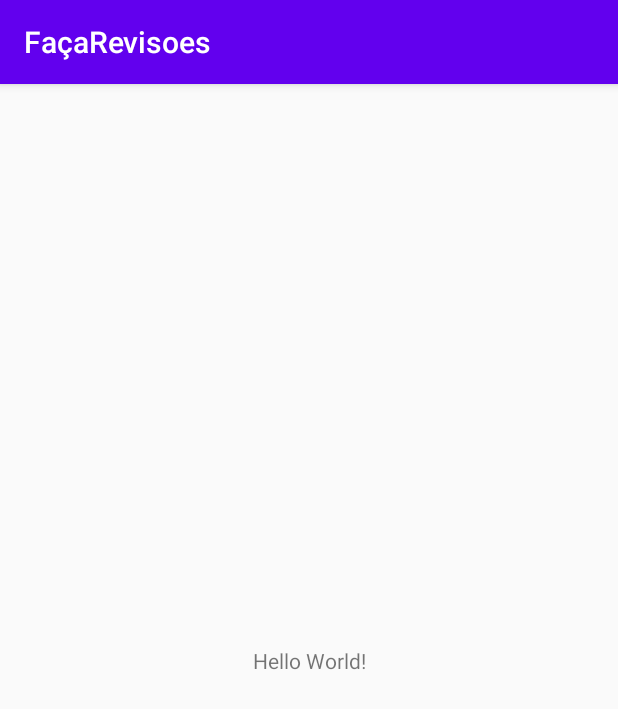
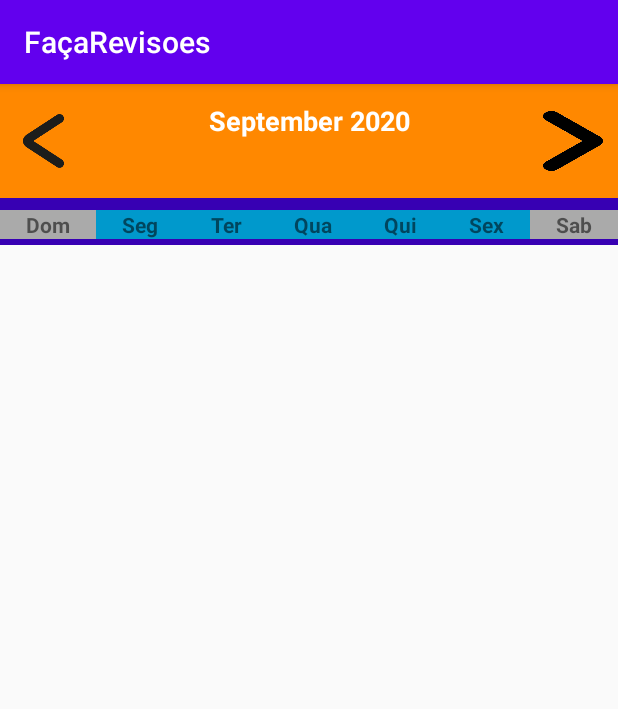
Before and after one commit to Daniel-leal-lima/Faca_Revisoes, an Android app: the screen it shows after launch (MainActivity), on a phone screen of 412 x 824 dp. Shown: the top 709 px of the screen. Run offline under Robolectric (Android 15) with nearby library versions, the phone set to English and light mode, and no system bars.

Commit message:
Passo 1 - calendário customizado

```diff
--- a/app/build.gradle
+++ b/app/build.gradle
@@ -24,7 +24,7 @@ android {
 
 dependencies {
     implementation fileTree(dir: "libs", include: ["*.jar"])
-    implementation 'androidx.appcompat:appcompat:1.2.0'
+    implementation 'androidx.appcompat:appcompat:1.3.0-alpha02'
     implementation 'androidx.constraintlayout:constraintlayout:2.0.1'
     testImplementation 'junit:junit:4.12'
     androidTestImplementation 'androidx.test.ext:junit:1.1.2'
--- /dev/null
+++ b/app/src/main/java/com/ex/faarevisoes/CustomCalendarView.java
@@ -0,0 +1,84 @@
+package com.ex.faarevisoes;
+
+import android.content.Context;
+import android.provider.CalendarContract;
+import android.util.AttributeSet;
+import android.view.LayoutInflater;
+import android.view.View;
+import android.widget.GridView;
+import android.widget.ImageButton;
+import android.widget.LinearLayout;
+import android.widget.TextView;
+
+import androidx.annotation.Nullable;
+
+import java.text.SimpleDateFormat;
+import java.util.ArrayList;
+import java.util.Calendar;
+import java.util.Date;
+import java.util.List;
+import java.util.Locale;
+
+public class CustomCalendarView extends LinearLayout {
+    ImageButton nextButton,previousButton;
+    TextView currentDate;
+    GridView gridView;
+    private static final int MAX_CALENDAR_DAYS =42;
+    Calendar calendar = Calendar.getInstance(Locale.ENGLISH);
+    Context context;
+    SimpleDateFormat dateFormat = new SimpleDateFormat("MMMM yyyy",Locale.ENGLISH);
+    SimpleDateFormat monthFormat = new SimpleDateFormat("MMMM",Locale.ENGLISH);
+    SimpleDateFormat yearFormat = new SimpleDateFormat("yyyy",Locale.ENGLISH);
+
+    List<Date> dates = new ArrayList<>();
+    List<Events> eventsList = new ArrayList<>();
+
+    public CustomCalendarView(Context context) {
+        super(context);
+    }
+
+    public CustomCalendarView(Context context, @Nullable AttributeSet attrs) {
+        super(context, attrs);
+        this.context = context;
+        InitializeLayout();
+        SetUpCalendar();
+
+        previousButton.setOnClickListener(new OnClickListener() {
+            @Override
+            public void onClick(View v) {
+                calendar.add(Calendar.MONTH,-1);
+                SetUpCalendar();
+            }
+        });
+
+        nextButton.setOnClickListener(new OnClickListener() {
+            @Override
+            public void onClick(View v) {
+                calendar.add(Calendar.MONTH,1);
+                SetUpCalendar();
+            }
+        });
+
+
+    }
+
+    public CustomCalendarView(Context context, @Nullable AttributeSet attrs, int defStyleAttr) {
+        super(context, attrs, defStyleAttr);
+    }
+
+    private void InitializeLayout(){
+        LayoutInflater inflater = (LayoutInflater)context.getSystemService(Context.LAYOUT_INFLATER_SERVICE);
+        View view = inflater.inflate(R.layout.calendar_layout,this);
+        nextButton = view.findViewById(R.id.nextBtn);
+        previousButton = view.findViewById(R.id.previousBtn);
+        currentDate = view.findViewById(R.id.currentDate);
+        gridView = view.findViewById(R.id.gridView);
+
+    }
+
+    private void SetUpCalendar(){
+        String currentDate = dateFormat.format(calendar.getTime());
+        this.currentDate.setText(currentDate);
+    }
+
+}
--- a/app/src/main/java/com/ex/faarevisoes/MainActivity.java
+++ b/app/src/main/java/com/ex/faarevisoes/MainActivity.java
@@ -5,10 +5,12 @@ import androidx.appcompat.app.AppCompatActivity;
 import android.os.Bundle;
 
 public class MainActivity extends AppCompatActivity {
-
+    CustomCalendarView customCalendarView;
     @Override
     protected void onCreate(Bundle savedInstanceState) {
         super.onCreate(savedInstanceState);
         setContentView(R.layout.activity_main);
+
+        customCalendarView= (CustomCalendarView)findViewById(R.id.custom_calendar_view);
     }
 }
--- a/app/src/main/res/layout/activity_main.xml
+++ b/app/src/main/res/layout/activity_main.xml
@@ -6,13 +6,8 @@
     android:layout_height="match_parent"
     tools:context=".MainActivity">
 
-    <TextView
-        android:layout_width="wrap_content"
-        android:layout_height="wrap_content"
-        android:text="Hello World!"
-        app:layout_constraintBottom_toBottomOf="parent"
-        app:layout_constraintLeft_toLeftOf="parent"
-        app:layout_constraintRight_toRightOf="parent"
-        app:layout_constraintTop_toTopOf="parent" />
-
+   <com.ex.faarevisoes.CustomCalendarView
+       android:layout_width="match_parent"
+       android:layout_height="match_parent"
+       android:id="@+id/custom_calendar_view"></com.ex.faarevisoes.CustomCalendarView>
 </androidx.constraintlayout.widget.ConstraintLayout>
--- /dev/null
+++ b/app/src/main/res/layout/calendar_layout.xml
@@ -0,0 +1,126 @@
+<?xml version="1.0" encoding="utf-8"?>
+<LinearLayout
+    xmlns:android="http://schemas.android.com/apk/res/android" android:layout_width="match_parent"
+    android:layout_height="match_parent"
+    android:id="@+id/activity_custom_calendar"
+    android:orientation="vertical">
+    <LinearLayout
+        android:layout_width="match_parent"
+        android:layout_height="wrap_content"
+        android:orientation="horizontal"
+        android:paddingTop="8dp"
+        android:paddingBottom="8dp"
+        android:background="@android:color/holo_orange_dark">
+        <ImageButton
+            android:layout_width="40dp"
+            android:layout_height="40dp"
+            android:id="@+id/previousBtn"
+            android:background="@mipmap/prev"
+            android:layout_margin="10dp">
+        </ImageButton>
+        <TextView
+            android:id="@+id/currentDate"
+            android:layout_width="wrap_content"
+            android:layout_height="wrap_content"
+            android:layout_marginTop="4dp"
+            android:gravity="center"
+            android:text="DataAtual"
+            android:textColor="@android:color/white"
+            android:textStyle="bold"
+            android:textSize="18sp"
+            android:layout_weight="3"></TextView>
+        <ImageButton
+            android:layout_width="40dp"
+            android:layout_height="40dp"
+            android:id="@+id/nextBtn"
+            android:background="@mipmap/next"
+            android:layout_margin="10dp"></ImageButton>
+    </LinearLayout>
+    <LinearLayout
+        android:layout_width="match_parent"
+        android:layout_height="wrap_content"
+        android:orientation="horizontal"
+        android:paddingTop="4dp"
+        android:paddingBottom="4dp"
+        android:background="@color/colorPrimaryDark">
+        <TextView
+            android:layout_width="wrap_content"
+            android:layout_height="wrap_content"
+            android:gravity="center"
+            android:text="Dom"
+            android:background="@android:color/darker_gray"
+            android:layout_marginTop="4dp"
+            android:layout_weight="1"
+            android:textStyle="bold">
+        </TextView>
+        <TextView
+            android:layout_width="wrap_content"
+            android:layout_height="wrap_content"
+            android:gravity="center"
+            android:text="Seg"
+            android:background="@android:color/holo_blue_dark"
+            android:layout_marginTop="4dp"
+            android:layout_weight="1"
+            android:textStyle="bold">
+        </TextView>
+        <TextView
+            android:layout_width="wrap_content"
+            android:layout_height="wrap_content"
+            android:gravity="center"
+            android:text="Ter"
+            android:background="@android:color/holo_blue_dark"
+            android:layout_marginTop="4dp"
+            android:layout_weight="1"
+            android:textStyle="bold">
+        </TextView>
+        <TextView
+            android:layout_width="wrap_content"
+            android:layout_height="wrap_content"
+            android:gravity="center"
+            android:text="Qua"
+            android:background="@android:color/holo_blue_dark"
+            android:layout_marginTop="4dp"
+            android:layout_weight="1"
+            android:textStyle="bold">
+        </TextView>
+        <TextView
+            android:layout_width="wrap_content"
+            android:layout_height="wrap_content"
+            android:gravity="center"
+            android:text="Qui"
+            android:background="@android:color/holo_blue_dark"
+            android:layout_marginTop="4dp"
+            android:layout_weight="1"
+            android:textStyle="bold">
+        </TextView>
+        <TextView
+            android:layout_width="wrap_content"
+            android:layout_height="wrap_content"
+            android:gravity="center"
+            android:text="Sex"
+            android:background="@android:color/holo_blue_dark"
+            android:layout_marginTop="4dp"
+            android:layout_weight="1"
+            android:textStyle="bold">
+        </TextView>
+        <TextView
+            android:layout_width="wrap_content"
+            android:layout_height="wrap_content"
+            android:gravity="center"
+            android:text="Sab"
+            android:background="@android:color/darker_gray"
+            android:layout_marginTop="4dp"
+            android:layout_weight="1"
+            android:textStyle="bold">
+        </TextView>
+
+    </LinearLayout>
+    <GridView
+
+        android:layout_width="match_parent"
+        android:layout_height="match_parent"
+        android:id="@+id/gridView"
+        android:numColumns="7">
+    </GridView>
+
+</LinearLayout>
```
Also changed, not shown: app/src/main/java/com/ex/faarevisoes/DBOpenHelper.java (added, +66 -0 lines), app/src/main/java/com/ex/faarevisoes/DBStructure.java (added, +13 -0 lines), app/src/main/java/com/ex/faarevisoes/Events.java (added, +59 -0 lines), app/src/main/res/mipmap-xxxhdpi/next.png (added), app/src/main/res/mipmap-xxxhdpi/prev.png (added).
